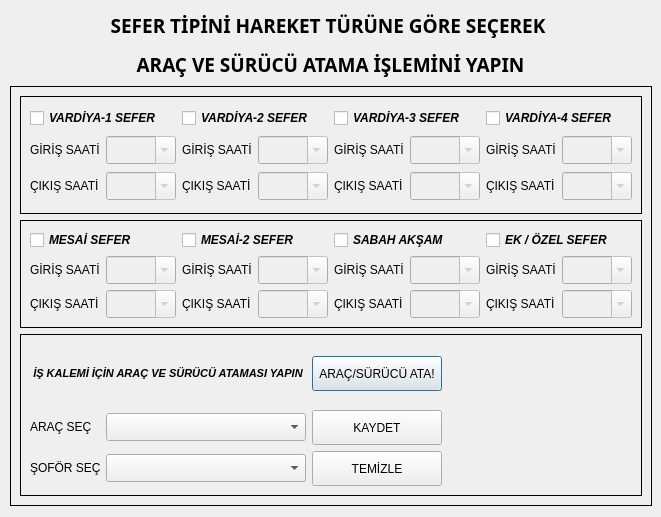
Before: the Qt Designer form ui/ui_files/trips_dialog.ui in AyhanErcan70/SATTUP, drawn with Qt 5.
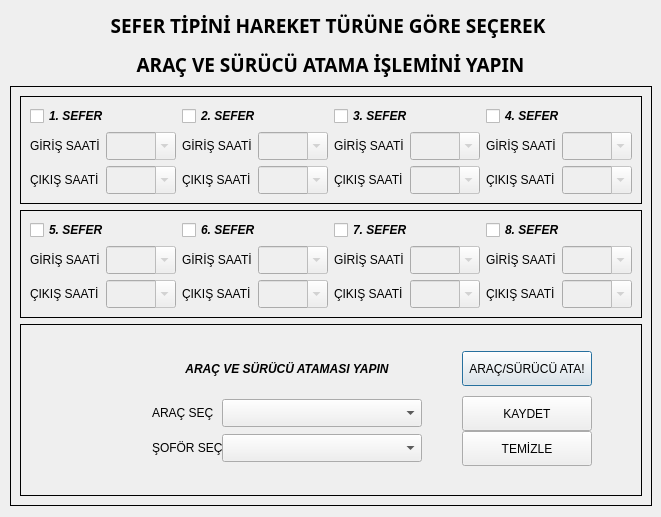
After: the same form once the commit is applied.

```diff
--- a/ui/ui_files/trips_dialog.ui
+++ b/ui/ui_files/trips_dialog.ui
@@ -58,7 +58,7 @@
           </font>
          </property>
          <property name="text">
-          <string>VARDİYA-1 SEFER</string>
+          <string>1. SEFER</string>
          </property>
         </widget>
        </item>
@@ -76,7 +76,7 @@
           </font>
          </property>
          <property name="text">
-          <string>VARDİYA-2 SEFER</string>
+          <string>2. SEFER</string>
          </property>
         </widget>
        </item>
@@ -94,7 +94,7 @@
           </font>
          </property>
          <property name="text">
-          <string>VARDİYA-3 SEFER</string>
+          <string>3. SEFER</string>
          </property>
         </widget>
        </item>
@@ -112,7 +112,7 @@
           </font>
          </property>
          <property name="text">
-          <string>VARDİYA-4 SEFER</string>
+          <string>4. SEFER</string>
          </property>
         </widget>
        </item>
@@ -1089,7 +1089,7 @@
           </font>
          </property>
          <property name="text">
-          <string>MESAİ SEFER</string>
+          <string>5. SEFER</string>
          </property>
         </widget>
        </item>
@@ -1104,7 +1104,7 @@
           </font>
          </property>
          <property name="text">
-          <string>MESAİ-2 SEFER</string>
+          <string>6. SEFER</string>
          </property>
         </widget>
        </item>
@@ -1119,7 +1119,7 @@
           </font>
          </property>
          <property name="text">
-          <string>SABAH AKŞAM</string>
+          <string>7. SEFER</string>
          </property>
         </widget>
        </item>
@@ -1134,7 +1134,7 @@
           </font>
          </property>
          <property name="text">
-          <string>EK / ÖZEL SEFER</string>
+          <string>8. SEFER</string>
          </property>
         </widget>
        </item>
@@ -1814,83 +1814,73 @@
        <enum>QFrame::Shadow::Plain</enum>
       </property>
       <layout class="QGridLayout" name="gridLayout_4">
-       <item row="0" column="0">
+       <item row="0" column="1">
         <layout class="QGridLayout" name="bottom_lyt">
-         <item row="2" column="1">
-          <widget class="QComboBox" name="cmb_surucu_sec">
-           <property name="sizePolicy">
-            <sizepolicy hsizetype="Fixed" vsizetype="Fixed">
-             <horstretch>0</horstretch>
-             <verstretch>0</verstretch>
-            </sizepolicy>
-           </property>
-           <property name="minimumSize">
-            <size>
-             <width>200</width>
-             <height>28</height>
-            </size>
-           </property>
-           <property name="maximumSize">
-            <size>
-             <width>150</width>
-             <height>28</height>
-            </size>
-           </property>
-          </widget>
-         </item>
-         <item row="1" column="1">
-          <widget class="QComboBox" name="cmb_arac_sec">
-           <property name="sizePolicy">
-            <sizepolicy hsizetype="Fixed" vsizetype="Fixed">
-             <horstretch>0</horstretch>
-             <verstretch>0</verstretch>
-            </sizepolicy>
-           </property>
-           <property name="minimumSize">
-            <size>
-             <width>200</width>
-             <height>28</height>
-            </size>
-           </property>
-           <property name="maximumSize">
-            <size>
-             <width>120</width>
-             <height>28</height>
-            </size>
-           </property>
-          </widget>
-         </item>
-         <item row="0" column="0" colspan="2">
+         <property name="leftMargin">
+          <number>20</number>
+         </property>
+         <property name="topMargin">
+          <number>10</number>
+         </property>
+         <property name="bottomMargin">
+          <number>20</number>
+         </property>
+         <property name="spacing">
+          <number>0</number>
+         </property>
+         <item row="0" column="0" colspan="2" alignment="Qt::AlignmentFlag::AlignTop">
           <widget class="QLabel" name="lbl_atama_text">
            <property name="minimumSize">
             <size>
              <width>0</width>
-             <height>60</height>
+             <height>50</height>
             </size>
            </property>
            <property name="maximumSize">
             <size>
              <width>16777215</width>
-             <height>60</height>
+             <height>50</height>
             </size>
            </property>
            <property name="font">
             <font>
-             <family>Microsoft Sans Serif</family>
-             <pointsize>8</pointsize>
+             <family>Yu Gothic UI</family>
+             <pointsize>9</pointsize>
              <italic>true</italic>
              <bold>true</bold>
             </font>
            </property>
            <property name="text">
-            <string>&lt;html&gt;&lt;head/&gt;&lt;body&gt;&lt;p&gt;İŞ KALEMİ İÇİN ARAÇ VE SÜRÜCÜ ATAMASI YAPIN&lt;/p&gt;&lt;/body&gt;&lt;/html&gt;</string>
+            <string>&lt;html&gt;&lt;head/&gt;&lt;body&gt;&lt;p&gt;ARAÇ VE SÜRÜCÜ ATAMASI YAPIN&lt;/p&gt;&lt;/body&gt;&lt;/html&gt;</string>
            </property>
            <property name="alignment">
             <set>Qt::AlignmentFlag::AlignCenter</set>
            </property>
           </widget>
          </item>
-         <item row="2" column="0">
+         <item row="3" column="1">
+          <widget class="QComboBox" name="cmb_surucu_sec">
+           <property name="sizePolicy">
+            <sizepolicy hsizetype="Fixed" vsizetype="Fixed">
+             <horstretch>0</horstretch>
+             <verstretch>0</verstretch>
+            </sizepolicy>
+           </property>
+           <property name="minimumSize">
+            <size>
+             <width>200</width>
+             <height>28</height>
+            </size>
+           </property>
+           <property name="maximumSize">
+            <size>
+             <width>150</width>
+             <height>28</height>
+            </size>
+           </property>
+          </widget>
+         </item>
+         <item row="3" column="0">
           <widget class="QLabel" name="lbl_surucu_sec">
            <property name="sizePolicy">
             <sizepolicy hsizetype="Fixed" vsizetype="Fixed">
@@ -1915,7 +1905,7 @@
            </property>
           </widget>
          </item>
-         <item row="1" column="0">
+         <item row="2" column="0">
           <widget class="QLabel" name="lbl_arac_sec">
            <property name="sizePolicy">
             <sizepolicy hsizetype="Fixed" vsizetype="Fixed">
@@ -1940,7 +1930,58 @@
            </property>
           </widget>
          </item>
+         <item row="2" column="1">
+          <widget class="QComboBox" name="cmb_arac_sec">
+           <property name="sizePolicy">
+            <sizepolicy hsizetype="Fixed" vsizetype="Fixed">
+             <horstretch>0</horstretch>
+             <verstretch>0</verstretch>
+            </sizepolicy>
+           </property>
+           <property name="minimumSize">
+            <size>
+             <width>200</width>
+             <height>28</height>
+            </size>
+           </property>
+           <property name="maximumSize">
+            <size>
+             <width>120</width>
+             <height>28</height>
+            </size>
+           </property>
+          </widget>
+         </item>
+         <item row="0" column="4">
+          <spacer name="yatay_gergi">
+           <property name="orientation">
+            <enum>Qt::Orientation::Horizontal</enum>
+           </property>
+           <property name="sizeType">
+            <enum>QSizePolicy::Policy::Fixed</enum>
+           </property>
+           <property name="sizeHint" stdset="0">
+            <size>
+             <width>40</width>
+             <height>20</height>
+            </size>
+           </property>
+          </spacer>
+         </item>
          <item row="0" column="2">
+          <spacer name="horizontalSpacer">
+           <property name="orientation">
+            <enum>Qt::Orientation::Horizontal</enum>
+           </property>
+           <property name="sizeHint" stdset="0">
+            <size>
+             <width>40</width>
+             <height>20</height>
+            </size>
+           </property>
+          </spacer>
+         </item>
+         <item row="0" column="3">
           <widget class="QPushButton" name="btn_atama">
            <property name="sizePolicy">
             <sizepolicy hsizetype="Preferred" vsizetype="Fixed">
@@ -1972,7 +2013,7 @@
            </property>
           </widget>
          </item>
-         <item row="1" column="2">
+         <item row="2" column="3">
           <widget class="QPushButton" name="btn_kaydet">
            <property name="minimumSize">
             <size>
@@ -1991,7 +2032,7 @@
            </property>
           </widget>
          </item>
-         <item row="2" column="2">
+         <item row="3" column="3">
           <widget class="QPushButton" name="btn_temizle">
            <property name="minimumSize">
             <size>
@@ -2010,21 +2051,34 @@
            </property>
           </widget>
          </item>
-         <item row="0" column="3">
-          <spacer name="yatay_gergi">
+         <item row="1" column="0">
+          <spacer name="verticalSpacer_2">
            <property name="orientation">
-            <enum>Qt::Orientation::Horizontal</enum>
+            <enum>Qt::Orientation::Vertical</enum>
            </property>
            <property name="sizeHint" stdset="0">
             <size>
-             <width>40</width>
-             <height>20</height>
+             <width>20</width>
+             <height>40</height>
             </size>
            </property>
           </spacer>
          </item>
         </layout>
        </item>
+       <item row="0" column="0">
+        <spacer name="horizontalSpacer_2">
+         <property name="orientation">
+          <enum>Qt::Orientation::Horizontal</enum>
+         </property>
+         <property name="sizeHint" stdset="0">
+          <size>
+           <width>40</width>
+           <height>20</height>
+          </size>
+         </property>
+        </spacer>
+       </item>
       </layout>
      </widget>
     </item>
```
